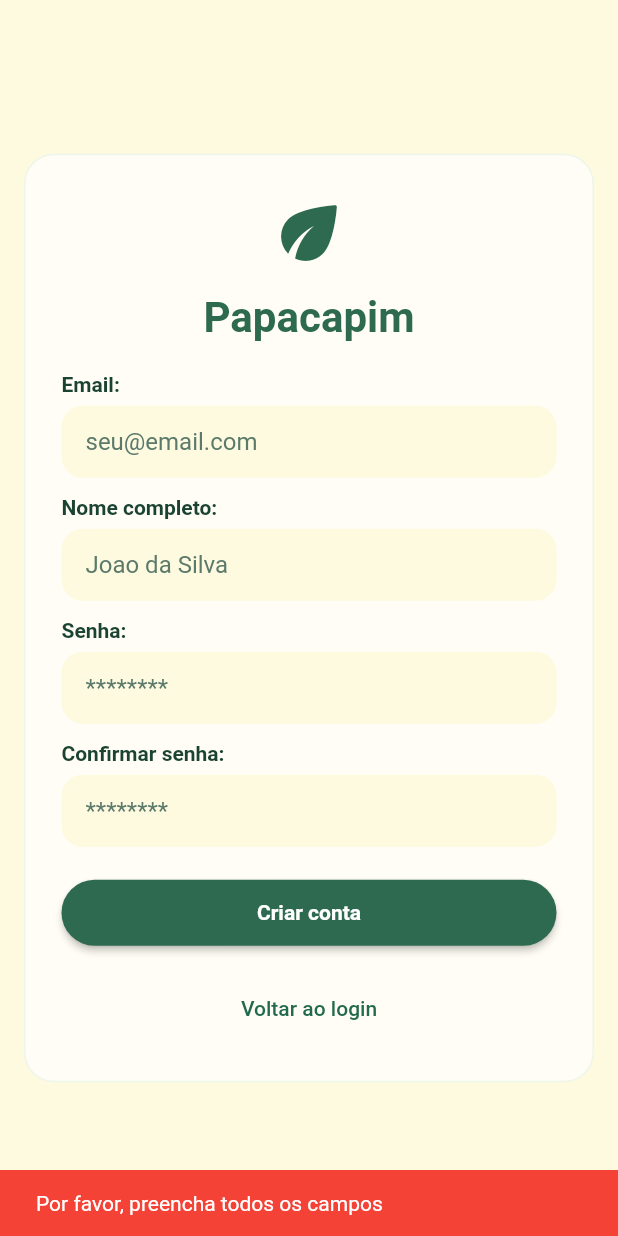
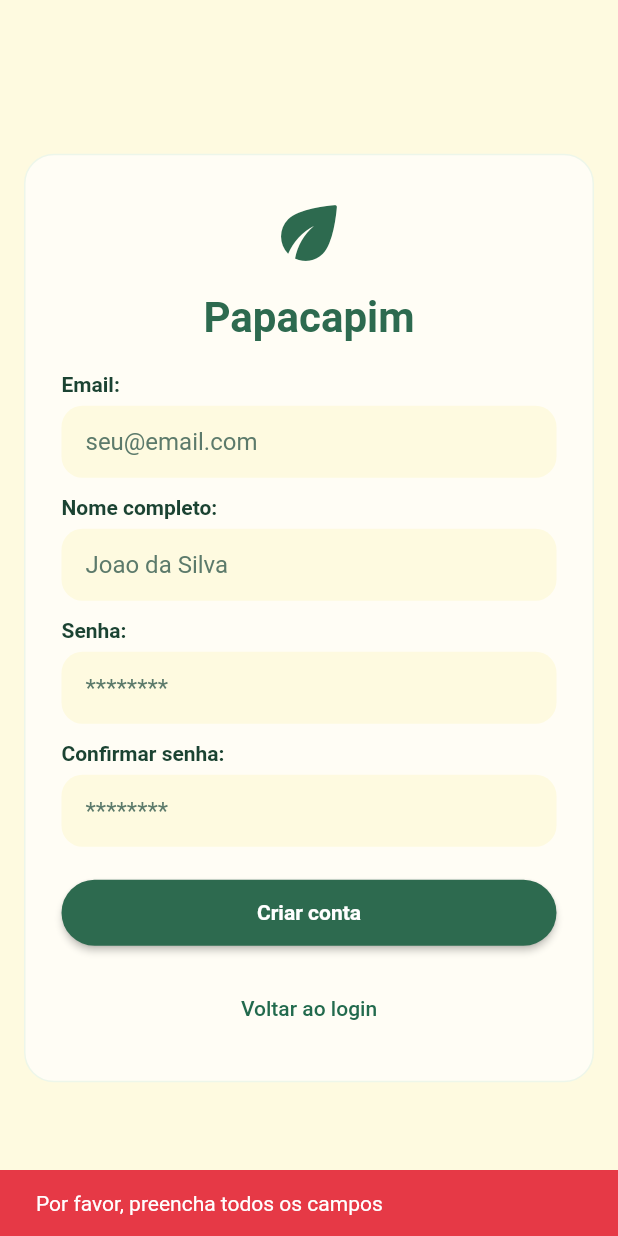
Before and after one commit to erickmjr/PapaCapim-Flutter, a Flutter app: the RegisterScreen screen opened by its route, after a tap on "Criar conta", on a phone screen of 412 x 824 dp. Run offline on Flutter 3.47's test engine with Material 3 defaults, Android fonts, the phone set to English and light mode, and no system bars.

Commit message:
refactor: padronização das cores

```diff
--- a/lib/screens/signup.dart
+++ b/lib/screens/signup.dart
@@ -48,7 +48,7 @@ class _RegisterScreenState extends State<RegisterScreen> {
       ScaffoldMessenger.of(context).showSnackBar(
         const SnackBar(
           content: Text('Por favor, preencha todos os campos'),
-          backgroundColor: Colors.red,
+          backgroundColor: AppColors.danger
         ),
       );
       return;
@@ -58,7 +58,7 @@ class _RegisterScreenState extends State<RegisterScreen> {
       ScaffoldMessenger.of(context).showSnackBar(
         const SnackBar(
           content: Text('Por favor, informe um e-mail válido'),
-          backgroundColor: Colors.red,
+          backgroundColor:  AppColors.danger,
         ),
       );
       return;
@@ -68,7 +68,7 @@ class _RegisterScreenState extends State<RegisterScreen> {
       ScaffoldMessenger.of(context).showSnackBar(
         const SnackBar(
           content: Text('As senhas não coincidem'),
-          backgroundColor: Colors.red,
+          backgroundColor:  AppColors.danger,
         ),
       );
       return;
```
